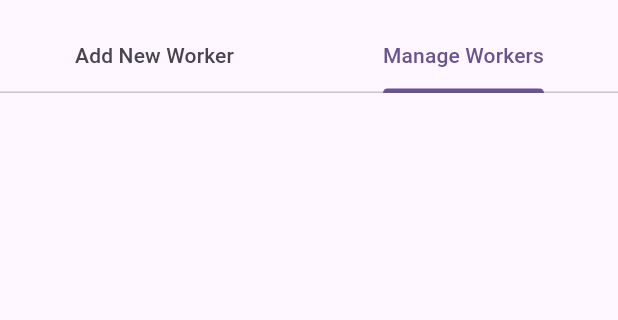
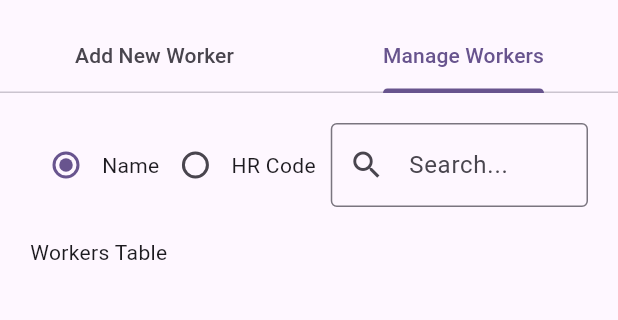
Before and after one commit to KingNarmar/tools_tracking, a Flutter app: the screen it shows after launch, tab 2 chosen, on a phone screen of 412 x 824 dp, the part 63-383 px from its top. Run offline on Flutter 3.47's test engine with Material 3 defaults, Android fonts, the phone set to English and light mode, and no system bars; our stand-ins replace drift; accounts and stored records are empty; generated files the repository leaves out were written again.

Commit message:
starting Creat manage worker Tap

```diff
--- a/lib/pages/workers_page.dart
+++ b/lib/pages/workers_page.dart
@@ -3,6 +3,7 @@ import 'package:provider/provider.dart';
 import 'package:tools_tracking/data/app_database.dart';
 import 'package:tools_tracking/data/database_provider.dart';
 import 'package:tools_tracking/widgets/add_worker_tab.dart';
+import 'package:tools_tracking/widgets/manage_worker_tap.dart';
 
 class WorkersPage extends StatefulWidget {
   const WorkersPage({super.key});
@@ -71,7 +72,7 @@ class _WorkersPageState extends State<WorkersPage> {
               jobTitleSuggestions: jobTitleSuggestions,
               departmentSuggestions: departmentSuggestions,
             ),
-            Container(),
+            ManageWorkerTap(),
           ],
         ),
       ),
--- a/lib/widgets/add_worker_tab.dart
+++ b/lib/widgets/add_worker_tab.dart
@@ -64,9 +64,7 @@ class AddWorkerTab extends StatelessWidget {
               final jobTitle = cleanInput(jobTitleController.text);
               final department = cleanInput(departmentController.text);
               final hrCode = cleanInput(hrCodeController.text);
-              print(
-                'DEBUG → name="$name", job="$jobTitle", dept="$department", hr="$hrCode"',
-              );
+
               if (name.isEmpty ||
                   jobTitle.isEmpty ||
                   department.isEmpty ||
--- a/lib/widgets/custom_text_field.dart
+++ b/lib/widgets/custom_text_field.dart
@@ -19,8 +19,9 @@ class CustomTextField extends StatelessWidget {
     if (suggestions != null && onSelected != null) {
       return Autocomplete<String>(
         optionsBuilder: (TextEditingValue textEditingValue) {
-          if (textEditingValue.text.isEmpty)
+          if (textEditingValue.text.isEmpty) {
             return const Iterable<String>.empty();
+          }
 
           return suggestions!.where(
             (option) => option.toLowerCase().contains(
--- /dev/null
+++ b/lib/widgets/manage_worker_tap.dart
@@ -0,0 +1,42 @@
+import 'package:flutter/material.dart';
+import 'package:tools_tracking/widgets/worker_search_bar.dart';
+
+class ManageWorkerTap extends StatefulWidget {
+  const ManageWorkerTap({super.key});
+
+  @override
+  State<ManageWorkerTap> createState() => _ManageWorkerTapState();
+}
+
+class _ManageWorkerTapState extends State<ManageWorkerTap> {
+  final TextEditingController _searchController = TextEditingController();
+  SearchMode _searchMode = SearchMode.name;
+
+  @override
+  Widget build(BuildContext context) {
+    return Padding(
+      padding: EdgeInsets.all(20),
+      child: Column(
+        crossAxisAlignment: CrossAxisAlignment.start,
+        children: [
+          WorkerSearchBar(
+            searchType: _searchMode,
+            onSearchTypeChanged: (value) {
+              if (value != null) {
+                setState(() {
+                  _searchMode = value;
+                });
+              }
+            },
+            searchController: _searchController,
+          ),
+
+          SizedBox(height: 20),
+          Text("Workers Table"),
+        ],
+      ),
+    );
+  }
+}
+
+enum SearchMode { name, hrCode }
--- /dev/null
+++ b/lib/widgets/worker_search_bar.dart
@@ -0,0 +1,51 @@
+import 'package:flutter/material.dart';
+import 'package:tools_tracking/widgets/manage_worker_tap.dart';
+
+class WorkerSearchBar extends StatelessWidget {
+  final SearchMode searchType; // "name" or "hr"
+  final ValueChanged<SearchMode?> onSearchTypeChanged;
+  final TextEditingController searchController;
+
+  const WorkerSearchBar({
+    super.key,
+    required this.searchType,
+    required this.onSearchTypeChanged,
+    required this.searchController,
+  });
+
+  @override
+  Widget build(BuildContext context) {
+    return Row(
+      children: [
+        Row(
+          mainAxisSize: MainAxisSize.min,
+          children: [
+            Radio<SearchMode>(
+              value: SearchMode.name,
+              groupValue: searchType,
+              onChanged: onSearchTypeChanged,
+            ),
+            const Text("Name"),
+            Radio<SearchMode>(
+              value: SearchMode.hrCode,
+              groupValue: searchType,
+              onChanged: onSearchTypeChanged,
+            ),
+            const Text("HR Code"),
+          ],
+        ),
+        const SizedBox(width: 10),
+        Expanded(
+          child: TextField(
+            controller: searchController,
+            decoration: InputDecoration(
+              prefixIcon: Icon(Icons.search),
+              hintText: "Search...",
+              border: OutlineInputBorder(),
+            ),
+          ),
+        ),
+      ],
+    );
+  }
+}
```
